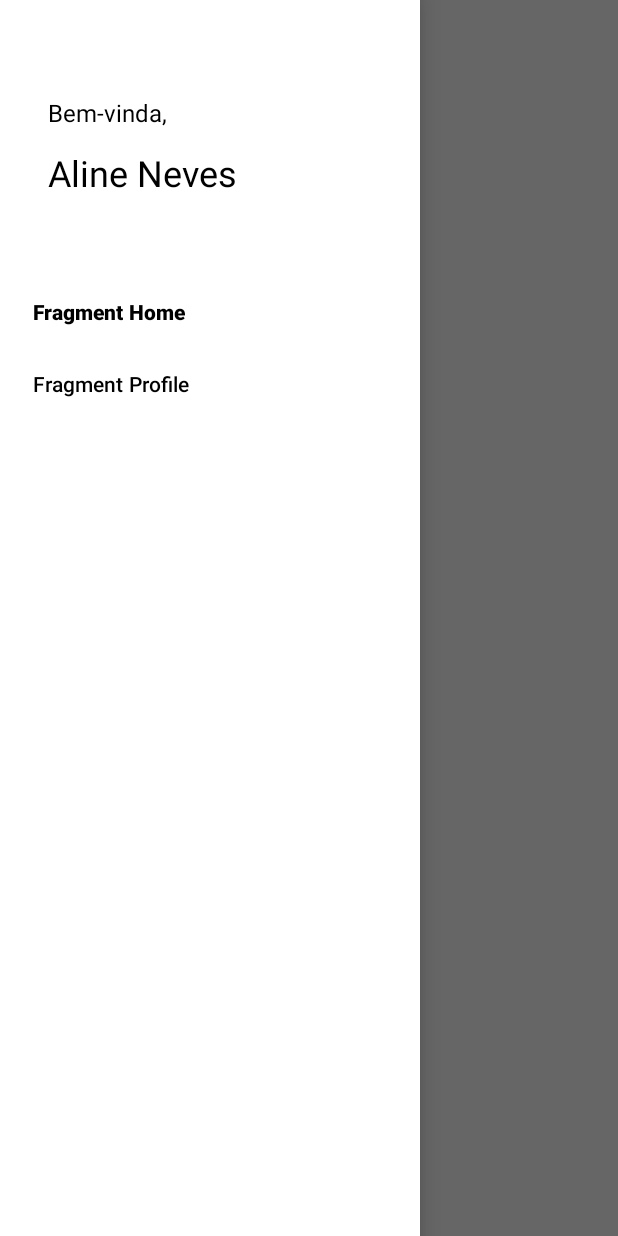
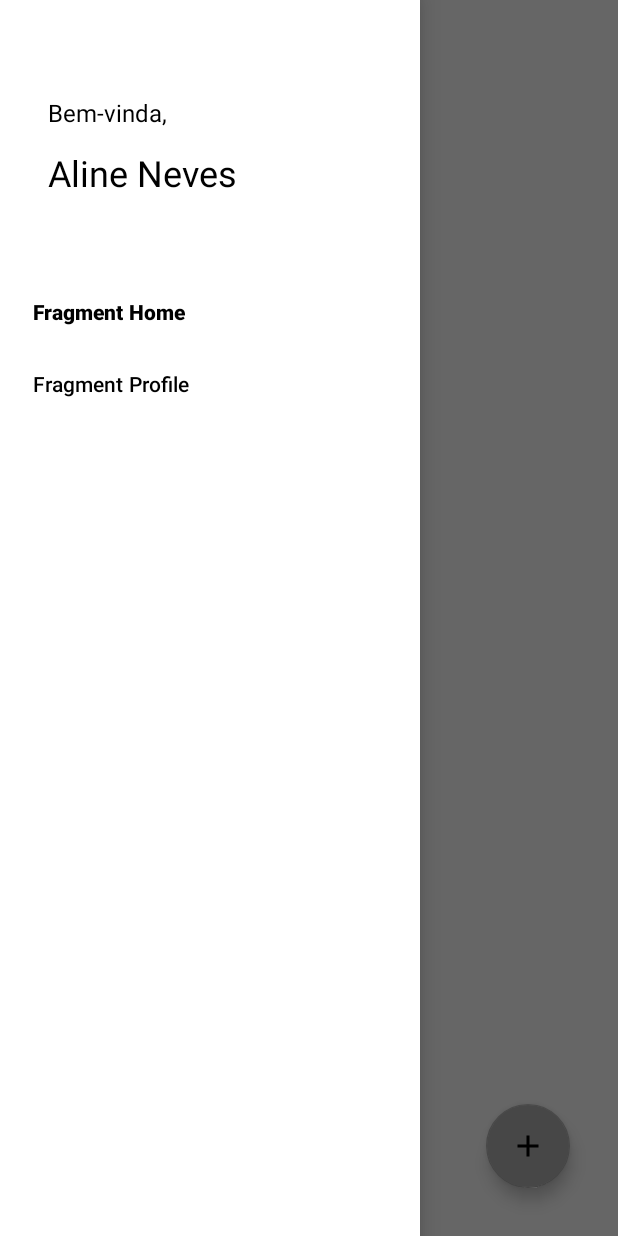
Before and after one commit to PSFREITASUEA/genda, an Android app: the HomeFragment screen opened directly, with no data from a screen before it, with the side drawer open, on a phone screen of 412 x 824 dp. Run offline under Robolectric (Android 15) with nearby library versions, the phone set to English and light mode, and no system bars; our stand-ins replace navigation-ui.

Commit message:
#Add: create task button

```diff
--- /dev/null
+++ b/app/src/main/res/drawable/ic_baseline_add_24.xml
@@ -0,0 +1,5 @@
+<vector android:height="24dp" android:tint="#FFFFFF"
+    android:viewportHeight="24" android:viewportWidth="24"
+    android:width="24dp" xmlns:android="http://schemas.android.com/apk/res/android">
+    <path android:fillColor="@android:color/white" android:pathData="M19,13h-6v6h-2v-6H5v-2h6V5h2v6h6v2z"/>
+</vector>
--- a/app/src/main/res/layout/fragment_home.xml
+++ b/app/src/main/res/layout/fragment_home.xml
@@ -17,4 +17,14 @@
         app:layout_constraintStart_toStartOf="parent"
         app:layout_constraintTop_toTopOf="parent" />
 
+    <com.google.android.material.floatingactionbutton.FloatingActionButton
+        android:id="@+id/floating_action_button_create_event"
+        android:layout_width="wrap_content"
+        android:layout_height="wrap_content"
+        android:layout_margin="32dp"
+        app:backgroundTint="@color/grey"
+        android:src="@drawable/ic_baseline_add_24"
+        app:layout_constraintBottom_toBottomOf="parent"
+        app:layout_constraintEnd_toEndOf="parent" />
+
 </androidx.constraintlayout.widget.ConstraintLayout>
--- a/app/src/main/res/values/colors.xml
+++ b/app/src/main/res/values/colors.xml
@@ -7,4 +7,5 @@
     <color name="teal_700">#FF018786</color>
     <color name="black">#FF000000</color>
     <color name="white">#FFFFFFFF</color>
+    <color name="grey">#B3B3B3</color>
 </resources>
```
